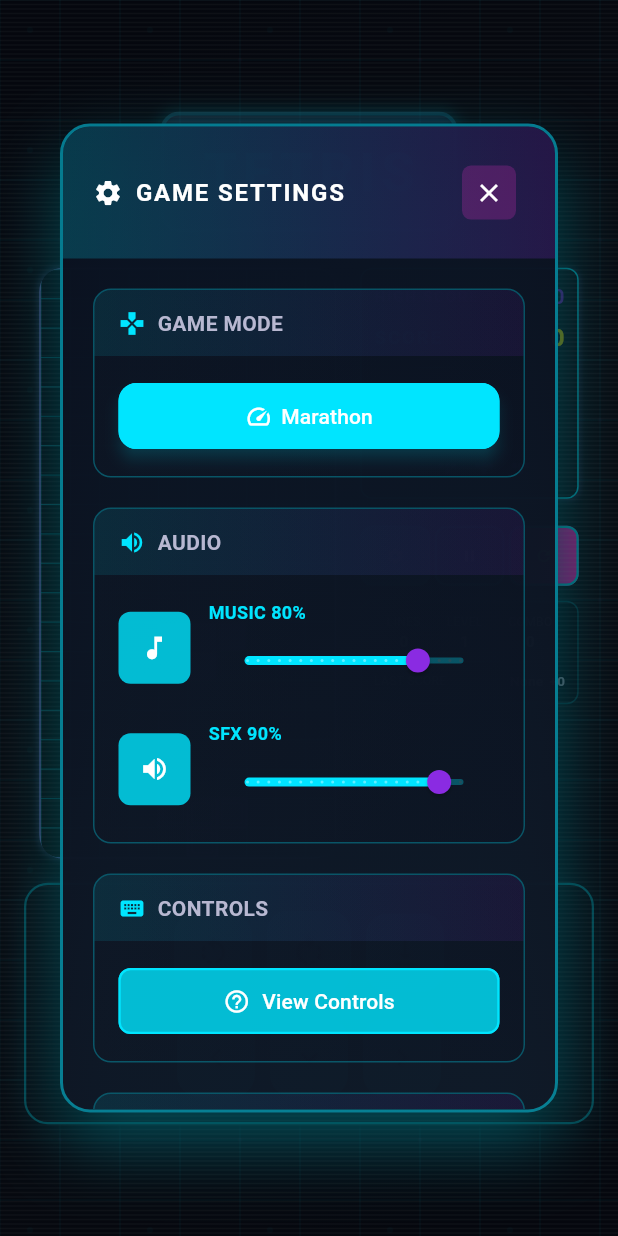
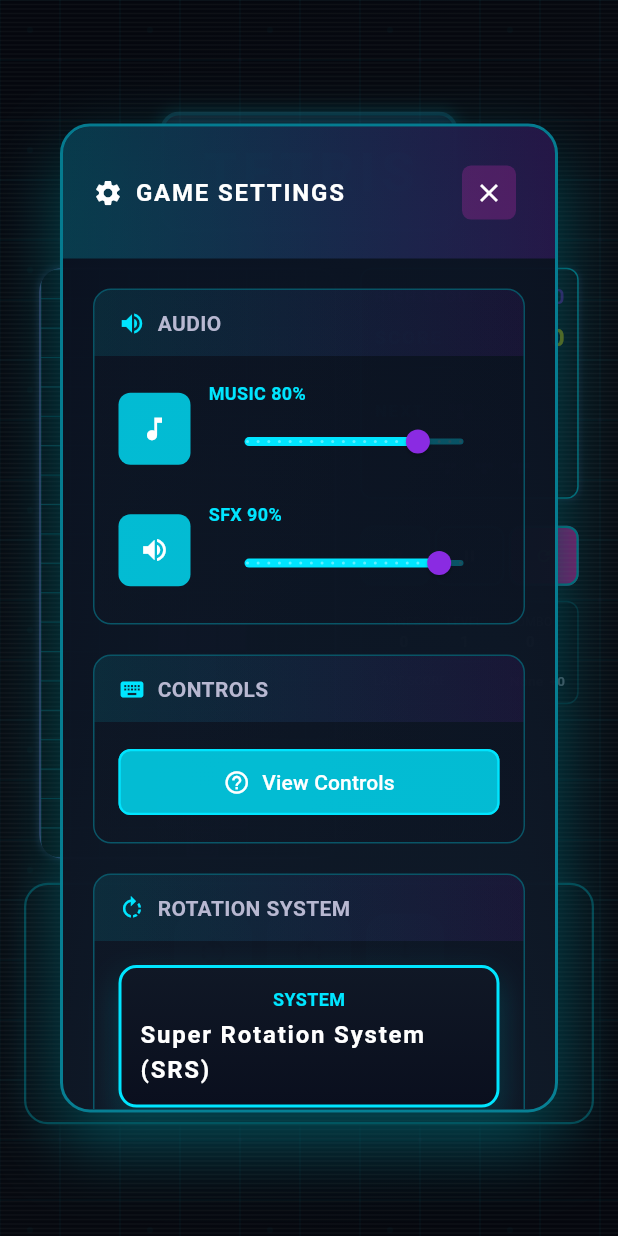
Before and after one commit to CCY0821/flutter_tetris_game, a Flutter app: the screen it shows after launch, after a tap on the "settings" icon, on a phone screen of 412 x 824 dp. Run offline on Flutter 3.47's test engine with Material 3 defaults, Android fonts, the phone set to English and light mode, and no system bars; our stand-ins replace audioplayers, google_mobile_ads, shared_preferences; missing offline and left inert: universal_html; network calls fail.

Commit message:
🏃 永久啟用 Marathon 模式，移除經典模式
## 主要變更
- 移除 Classic 模式相關代碼和 UI 組件
- 固定啟用 Marathon 模式作為唯一遊戲模式
- 簡化遊戲邏輯，統一使用 Marathon 系統

## 修改檔案
- GameState: 移除模式切換邏輯，固定 Marathon 系統
- SettingsPanel: 移除遊戲模式切換按鈕
- GameBoard: 修正統計顯示，固定顯示 Marathon 數據
- UI Components: 移除模式切換按鈕，簡化參數
- IntegratedStatsPanel: 固定顯示 Marathon 資訊

## 遊戲特色
- 30 關卡專業速度曲線 (1G → 20G)
- 科學化加速系統
- 基於消除行數的升級機制
- 專業統計面板和進度追蹤

🤖 Generated with [Claude Code](https://claude.ai/code)

Co-Authored-By: Claude <noreply@anthropic.com>

```diff
--- a/lib/game/game_board.dart
+++ b/lib/game/game_board.dart
@@ -327,7 +327,6 @@ class _GameBoardState extends State<GameBoard>
       context: context,
       builder: (dialogContext) => SettingsPanel(
         gameState: gameState,
-        onGameModeToggle: () => setState(() => gameState.toggleGameMode()),
         onGhostPieceToggle: () => setState(() => gameState.toggleGhostPiece()),
         onStateChange: () => setState(() {}),
         gameContext: context,
@@ -597,8 +596,7 @@ class _GameBoardState extends State<GameBoard>
                                 Row(
                                   mainAxisAlignment:
                                       MainAxisAlignment.spaceAround,
-                                  children: gameState.isMarathonMode
-                                      ? [
+                                  children: [
                                           Column(
                                             children: [
                                               Text('LINES',
@@ -624,54 +622,6 @@ class _GameBoardState extends State<GameBoard>
                                                           .textSecondary)),
                                               Text(
                                                   '${gameState.marathonSystem?.currentLevel ?? 1}',
-                                                  style: TextStyle(
-                                                      fontSize: 10,
-                                                      color: Colors.white,
-                                                      fontWeight:
-                                                          FontWeight.bold)),
-                                            ],
-                                          ),
-                                          Column(
-                                            children: [
-                                              Text('COMBO',
-                                                  style: TextStyle(
-                                                      fontSize: 8,
-                                                      color: GameTheme
-                                                          .textSecondary)),
-                                              Text(
-                                                  '${gameState.scoringService.currentCombo}',
-                                                  style: TextStyle(
-                                                      fontSize: 10,
-                                                      color: Colors.white,
-                                                      fontWeight:
-                                                          FontWeight.bold)),
-                                            ],
-                                          ),
-                                        ]
-                                      : [
-                                          Column(
-                                            children: [
-                                              Text('LEVEL',
-                                                  style: TextStyle(
-                                                      fontSize: 8,
-                                                      color: GameTheme
-                                                          .textSecondary)),
-                                              Text('${gameState.speedLevel}',
-                                                  style: TextStyle(
-                                                      fontSize: 10,
-                                                      color: Colors.white,
-                                                      fontWeight:
-                                                          FontWeight.bold)),
-                                            ],
-                                          ),
-                                          Column(
-                                            children: [
-                                              Text('SPEED',
-                                                  style: TextStyle(
-                                                      fontSize: 8,
-                                                      color: GameTheme
-                                                          .textSecondary)),
-                                              Text('${gameState.dropSpeed}ms',
                                                   style: TextStyle(
                                                       fontSize: 10,
                                                       color: Colors.white,
--- a/lib/game/game_state.dart
+++ b/lib/game/game_state.dart
@@ -44,14 +44,7 @@ class GameState {
   VoidCallback? _onShakeRequested;
   Timer? _shakeTimer;
 
-  // 遊戲模式
-  bool isMarathonMode = true; // 預設使用 Marathon 模式
-
-  // 速度系統相關
-  static const int baseSpeed = 500; // 起始速度 (毫秒)
-  static const int maxSpeed = 300; // 最高速度 (毫秒)
-  static const int speedIncrease = 20; // 每階段加速 (毫秒)
-  static const int scorePerLevel = 1000; // 每級所需分數
+  // 遊戲模式：固定使用 Marathon 模式
 
   void initBoard() {
     // 創建包含緩衝區的完整矩陣 (40行 x 10列)
@@ -128,48 +121,27 @@ class GameState {
 
   // 獲取當前遊戲速度 (毫秒)
   int get dropSpeed {
-    if (isMarathonMode) {
-      return marathonSystem.getDropInterval();
-    } else {
-      // 傳統速度系統
-      int level = score ~/ scorePerLevel;
-      int currentSpeed = baseSpeed - (level * speedIncrease);
-      return currentSpeed < maxSpeed ? maxSpeed : currentSpeed;
-    }
+    return marathonSystem.getDropInterval();
   }
 
   // 獲取當前速度等級
   int get speedLevel {
-    if (isMarathonMode) {
-      return marathonSystem.currentLevel;
-    } else {
-      return (score ~/ scorePerLevel) + 1;
-    }
+    return marathonSystem.currentLevel;
   }
 
-  // 獲取下一個速度等級所需分數
+  // 獲取下一個速度等級所需分數 (Marathon 模式不基於分數升級)
   int get nextLevelScore {
-    if (isMarathonMode) {
-      // Marathon 模式不基於分數升級
-      return score + 1000; // 顯示用的假值
-    } else {
-      int currentLevel = score ~/ scorePerLevel;
-      return (currentLevel + 1) * scorePerLevel;
-    }
+    return score + 1000; // 顯示用的假值
   }
 
-  // 獲取到下一個等級還需要的分數
+  // 獲取到下一個等級還需要的分數 (Marathon 模式不基於分數升級)
   int get scoreToNextLevel {
-    if (isMarathonMode) {
-      return 0; // Marathon 模式不基於分數升級
-    } else {
-      return nextLevelScore - score;
-    }
+    return 0;
   }
 
-  /// 更新消除行數（Marathon 模式用）
+  /// 更新消除行數
   void updateLinesCleared(int lines) {
-    if (isMarathonMode && lines > 0) {
+    if (lines > 0) {
       bool leveledUp = marathonSystem.updateLinesCleared(lines);
       if (leveledUp) {
         // 可以在這裡添加升級音效或特效
@@ -178,22 +150,15 @@ class GameState {
     }
   }
 
-  /// 切換遊戲模式
-  void toggleGameMode() {
-    isMarathonMode = !isMarathonMode;
-    if (isMarathonMode) {
-      marathonSystem.reset();
-    }
+
+  /// 獲取當前關卡進度
+  double get levelProgress {
+    return marathonSystem.levelProgress;
   }
 
-  /// 獲取當前關卡進度（Marathon 模式用）
-  double get levelProgress {
-    return isMarathonMode ? marathonSystem.levelProgress : 0.0;
-  }
-
-  /// 獲取到下一關的行數需求（Marathon 模式用）
+  /// 獲取到下一關的行數需求
   int get linesToNextLevel {
-    return isMarathonMode ? marathonSystem.linesToNextLevel : 0;
+    return marathonSystem.linesToNextLevel;
   }
 
   /// 切換Ghost piece顯示狀態
--- a/lib/game/game_ui_components.dart
+++ b/lib/game/game_ui_components.dart
@@ -630,38 +630,6 @@ class GameUIComponents {
     );
   }
 
-  static Widget gameModeToggleButton(
-      bool isMarathonMode, VoidCallback onToggle) {
-    return ElevatedButton(
-      onPressed: onToggle,
-      style: ElevatedButton.styleFrom(
-        backgroundColor: isMarathonMode
-            ? GameTheme.buttonSuccess
-            : GameTheme.buttonSecondary,
-        foregroundColor: GameTheme.textPrimary,
-        elevation: 4,
-        shadowColor: (isMarathonMode
-                ? GameTheme.buttonSuccess
-                : GameTheme.buttonSecondary)
-            .withOpacity(0.4),
-        shape: RoundedRectangleBorder(
-          borderRadius: BorderRadius.circular(12),
-        ),
-        padding: const EdgeInsets.symmetric(horizontal: 16, vertical: 12),
-      ),
-      child: Row(
-        mainAxisAlignment: MainAxisAlignment.center,
-        children: [
-          Icon(
-            isMarathonMode ? Icons.speed : Icons.videogame_asset,
-            size: 18,
-          ),
-          const SizedBox(width: 6),
-          Text(isMarathonMode ? 'Marathon' : 'Classic'),
-        ],
-      ),
-    );
-  }
 
   static Widget marathonInfoPanel(MarathonSystem marathonSystem) {
     return MarathonInfoPanel(marathonSystem: marathonSystem);
@@ -672,11 +640,10 @@ class GameUIComponents {
   }
 
   static Widget integratedStatsPanel(ScoringService scoringService,
-      MarathonSystem? marathonSystem, bool isMarathonMode) {
+      MarathonSystem? marathonSystem) {
     return IntegratedStatsPanel(
       scoringService: scoringService,
       marathonSystem: marathonSystem,
-      isMarathonMode: isMarathonMode,
     );
   }
 
--- a/lib/widgets/settings_panel.dart
+++ b/lib/widgets/settings_panel.dart
@@ -7,7 +7,6 @@ import 'cyberpunk_hud_tag.dart';
 
 class SettingsPanel extends StatefulWidget {
   final GameState gameState;
-  final VoidCallback onGameModeToggle;
   final VoidCallback onGhostPieceToggle;
   final VoidCallback onStateChange;
   final BuildContext gameContext;
@@ -15,7 +14,6 @@ class SettingsPanel extends StatefulWidget {
   const SettingsPanel({
     super.key,
     required this.gameState,
-    required this.onGameModeToggle,
     required this.onGhostPieceToggle,
     required this.onStateChange,
     required this.gameContext,
@@ -126,20 +124,6 @@ class _SettingsPanelState extends State<SettingsPanel> {
                 child: Column(
                   crossAxisAlignment: CrossAxisAlignment.stretch,
                   children: [
-                    // 遊戲模式設置
-                    _buildSettingSection(
-                      'GAME MODE',
-                      Icons.gamepad,
-                      child: GameUIComponents.gameModeToggleButton(
-                        widget.gameState.isMarathonMode,
-                        () {
-                          widget.onGameModeToggle();
-                          setState(() {}); // 立即刷新對話框狀態
-                        },
-                      ),
-                    ),
-
-                    const SizedBox(height: 20),
 
                     // 音頻設置
                     _buildSettingSection(
```
Also changed, not shown: lib/widgets/integrated_stats_panel.dart (+6 -8 lines), .claude/settings.local.json.
